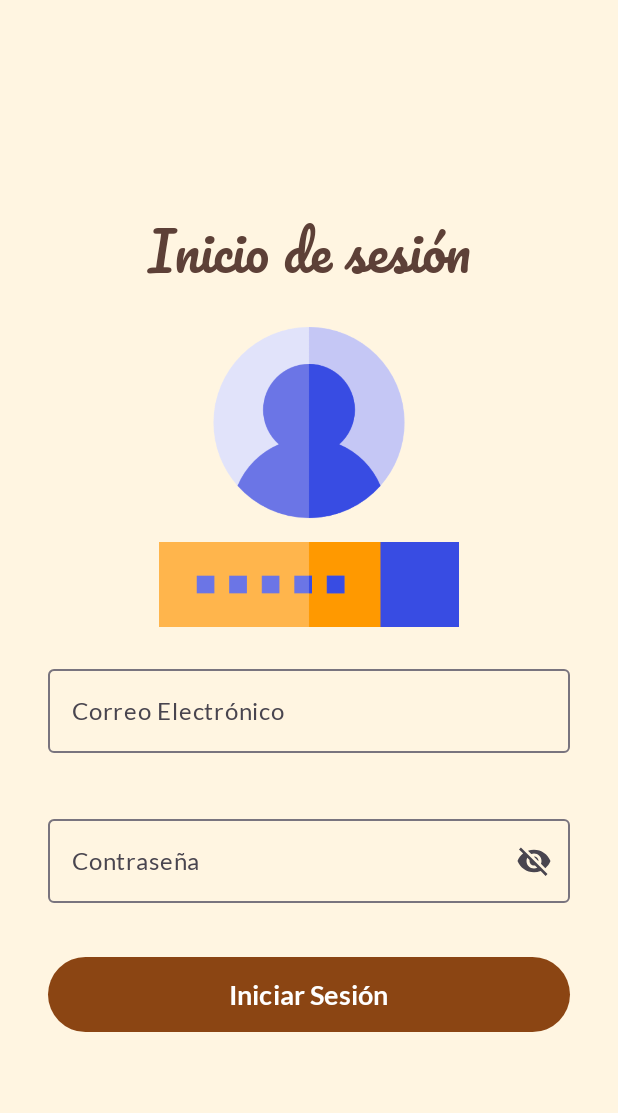
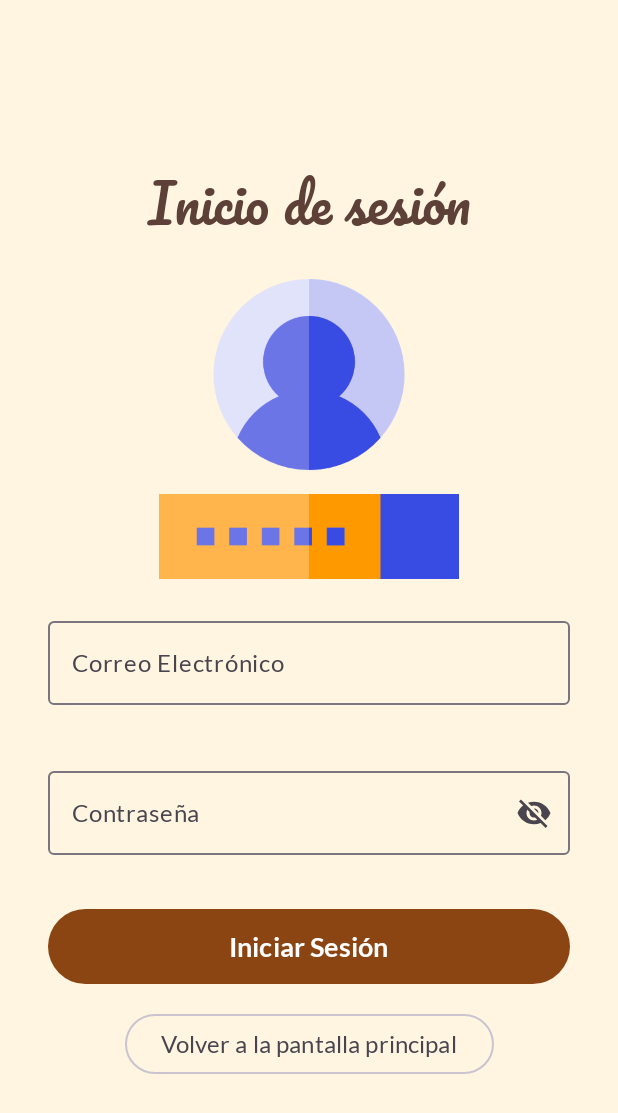
Before and after one commit to Andythe20/Proyecto_AplicacionMovil, an Android app built with Jetpack Compose: the screen it shows after launch (MainActivity), after a tap on "Iniciar sesión", on a phone screen of 412 x 824 dp. Shown: the top 1113 px of the screen. Run offline under Robolectric (Android 15) with nearby library versions, the light colour scheme and no system bars; our stand-ins replace Room's generated code.

Commit message:
Fix: Agrega botón para volver a la pantalla principal, una vez que se intentaba inciar sesión ya no era posible volver

```diff
--- a/app/src/main/java/com/example/appshop/ui/auth/LoginScreen.kt
+++ b/app/src/main/java/com/example/appshop/ui/auth/LoginScreen.kt
@@ -1,5 +1,6 @@
 import android.widget.Toast
 import androidx.compose.foundation.Image
+import androidx.compose.foundation.clickable
 import androidx.compose.foundation.layout.Arrangement
 import androidx.compose.foundation.layout.Column
 import androidx.compose.foundation.layout.Spacer
@@ -14,6 +15,7 @@
 import androidx.compose.material3.Icon
 import androidx.compose.material3.IconButton
 import androidx.compose.material3.MaterialTheme
+import androidx.compose.material3.OutlinedButton
 import androidx.compose.material3.OutlinedTextField
 import androidx.compose.material3.Text
 import androidx.compose.runtime.Composable
@@ -181,5 +183,22 @@
         ) {
             Text(text = "Iniciar Sesión", fontSize = 18.sp)
         }
+
+        Spacer(modifier = Modifier.height(16.dp))
+
+        OutlinedButton(
+            onClick = {
+                navController.navigate("auth") {
+                    popUpTo("login") { inclusive = false } // No limpiar la pila
+                }
+            },
+            modifier = Modifier.align(Alignment.CenterHorizontally)
+        ) {
+            Text(
+                text = "Volver a la pantalla principal",
+                fontSize = 16.sp,
+                fontWeight = FontWeight.Medium
+            )
+        }
     }
 }
```
